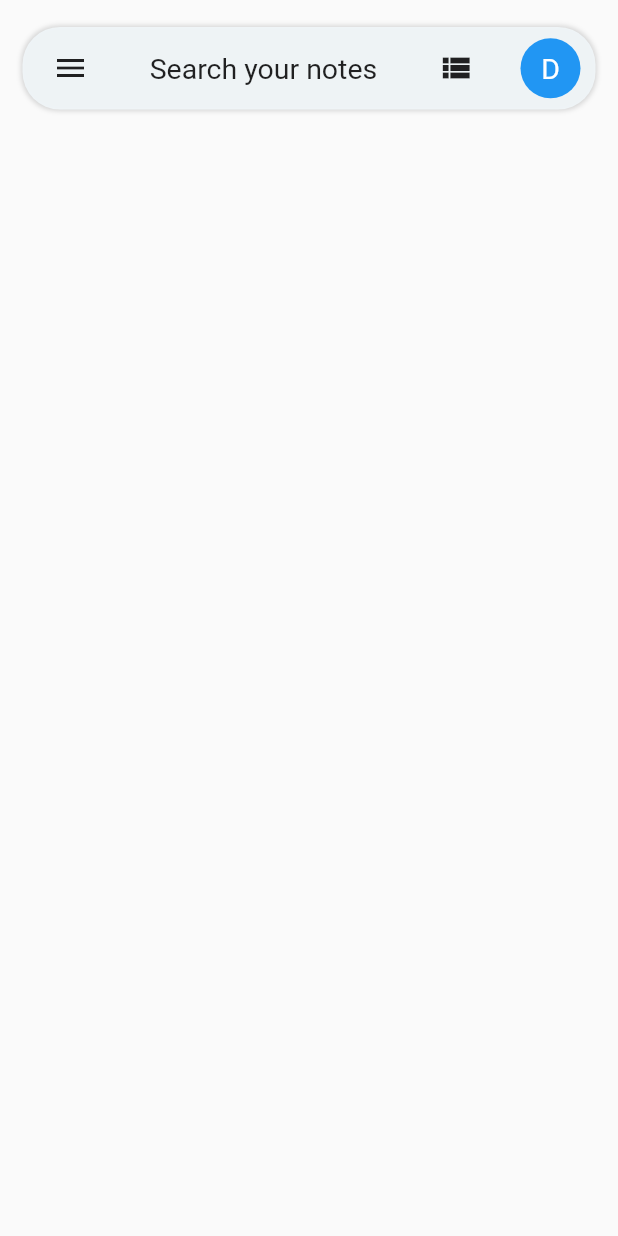
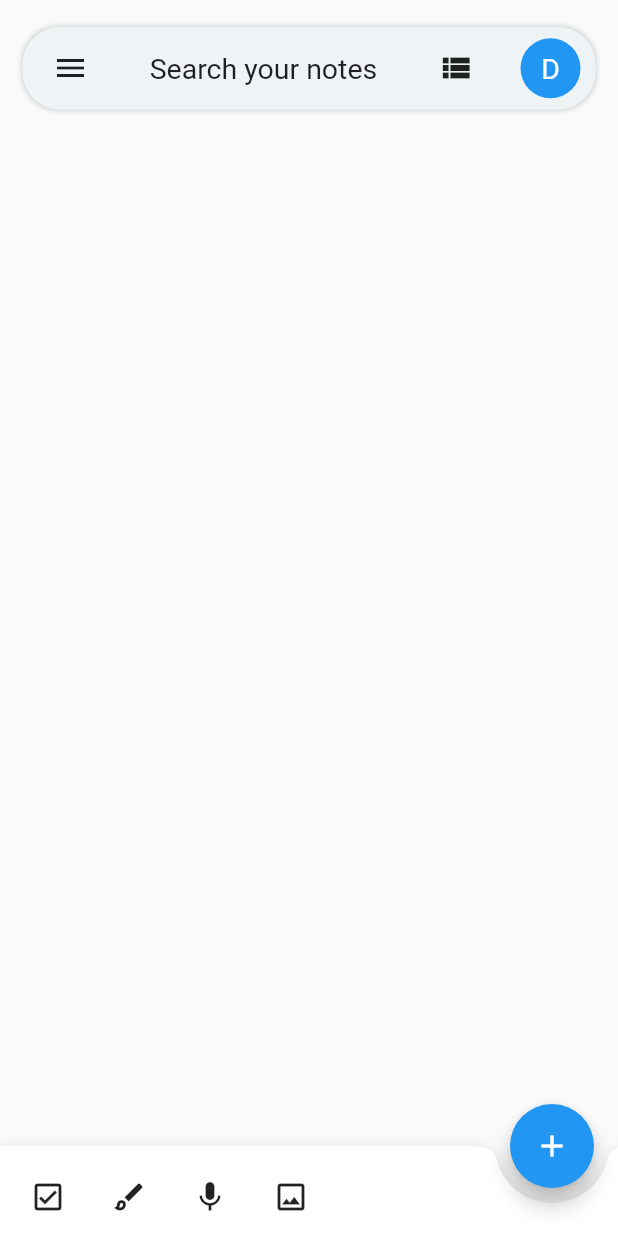
Before and after one commit to Mashnjogu/Flutter-Google-Keep-Clone, a Flutter app: the screen it shows after launch, on a phone screen of 412 x 824 dp. Run offline on Flutter 3.47's test engine with Material 2 defaults, Android fonts, the light colour scheme and no system bars.

Commit message:
added navigation bar items

```diff
--- a/lib/views/homescreen.dart
+++ b/lib/views/homescreen.dart
@@ -1,5 +1,8 @@
-import 'package:curved_navigation_bar/curved_navigation_bar.dart';
 import 'package:flutter/material.dart';
+import 'package:google_keep/views/bottom_nav_screens/canvas_screen.dart';
+import 'package:google_keep/views/bottom_nav_screens/capture_image.dart';
+import 'package:google_keep/views/bottom_nav_screens/list_screen.dart';
+import 'package:google_keep/views/bottom_nav_screens/record_audio.dart';
 
 class HomeScreen extends StatefulWidget {
   const HomeScreen({Key? key}) : super(key: key);
@@ -9,6 +12,13 @@ class HomeScreen extends StatefulWidget {
 }
 
 class _HomeScreenState extends State<HomeScreen> {
+  final PageStorageBucket bucket = PageStorageBucket();
+  final List<Widget> bottomNavigationScreens = [
+    CanvasScreen(),
+    CaptureImageScreen(),
+    ListScreen(),
+    RecordAudioScreen()
+  ];
   final GlobalKey<ScaffoldState> _drawerKey = GlobalKey();
   @override
   Widget build(BuildContext context) {
@@ -26,7 +36,85 @@ class _HomeScreenState extends State<HomeScreen> {
             ))
           ],
         ),
-    );
+        floatingActionButton: FloatingActionButton(
+          onPressed: () {},
+          child: Icon(Icons.add),
+        ),
+        floatingActionButtonLocation: FloatingActionButtonLocation.endDocked,
+        bottomNavigationBar: BottomAppBar(
+          shape: CircularNotchedRectangle(),
+          notchMargin: 10,
+          child: Container(
+            height: 60,
+            child: Row(
+              mainAxisAlignment: MainAxisAlignment.spaceBetween,
+              children: [
+                Row(
+                  crossAxisAlignment: CrossAxisAlignment.start,
+                  children: [
+                    // MaterialButton(
+                    //     // minWidth: 40,
+                    //     onPressed: () {
+                    //       setState(() {});
+                    //     },
+                    //     child: Icon(Icons.check_box_outlined)),
+                    // MaterialButton(
+                    //     // minWidth: 40,
+                    //     onPressed: () {
+                    //       setState(() {});
+                    //     },
+                    //     child: Icon(Icons.brush_outlined)),
+                    // MaterialButton(
+                    //     // minWidth: 40,
+                    //     onPressed: () {
+                    //       setState(() {});
+                    //     },
+                    //     child: Icon(Icons.mic)),
+                    // MaterialButton(
+                    //     // minWidth: 40,
+                    //     onPressed: () {
+                    //       setState(() {});
+                    //     },
+                    //     child: Icon(Icons.image_outlined)),
+
+                    Padding(
+                      padding: const EdgeInsets.only(left: 20.0, top: 8),
+                      child: GestureDetector(
+                          child: Icon(Icons.check_box_outlined)),
+                    ),
+                    SizedBox(
+                      width: 15,
+                    ),
+                    Padding(
+                      padding: const EdgeInsets.only(left: 15.0, top: 8),
+                      child: GestureDetector(
+                        child: Icon(Icons.brush_outlined),
+                      ),
+                    ),
+                    SizedBox(
+                      width: 15,
+                    ),
+                    Padding(
+                      padding: const EdgeInsets.only(left: 15.0, top: 8),
+                      child: GestureDetector(
+                        child: Icon(Icons.mic),
+                      ),
+                    ),
+                    SizedBox(
+                      width: 15,
+                    ),
+                    Padding(
+                      padding: const EdgeInsets.only(left: 15.0, top: 8),
+                      child: GestureDetector(
+                        child: Icon(Icons.image_outlined),
+                      ),
+                    ),
+                  ],
+                )
+              ],
+            ),
+          ),
+        ));
   }
 
   Container KeepAppBar(Size size, BuildContext context) {
```
Lines whose indentation alone changed are shown as unchanged.
